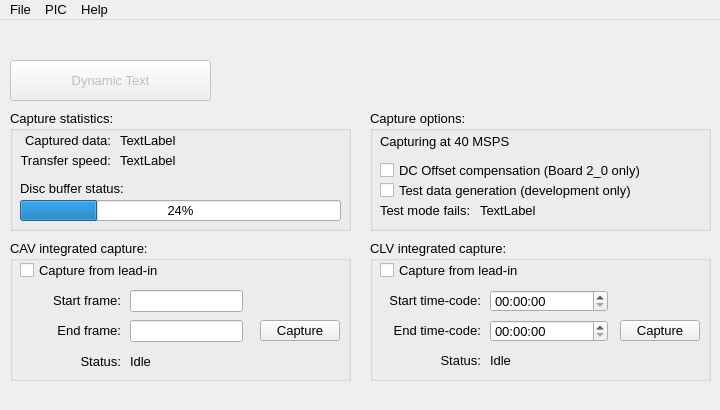
Qt form Linux-Application/DomesdayDuplicator/mainwindow.ui (simoninns/DomesdayDuplicator-gui-app) before a commit.
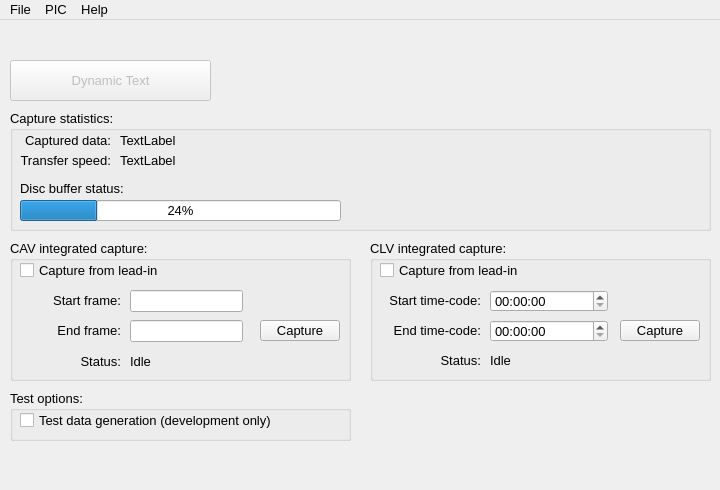
The same form after that commit. Icons and pictures are not drawn.

What changed in the file:
```diff
--- a/Linux-Application/DomesdayDuplicator/mainwindow.ui
+++ b/Linux-Application/DomesdayDuplicator/mainwindow.ui
@@ -7,7 +7,7 @@
     <x>0</x>
     <y>0</y>
     <width>720</width>
-    <height>410</height>
+    <height>490</height>
    </rect>
   </property>
   <property name="sizePolicy">
@@ -19,13 +19,13 @@
   <property name="minimumSize">
    <size>
     <width>720</width>
-    <height>410</height>
+    <height>490</height>
    </size>
   </property>
   <property name="maximumSize">
    <size>
     <width>720</width>
-    <height>410</height>
+    <height>490</height>
    </size>
   </property>
   <property name="font">
@@ -42,7 +42,7 @@
      <rect>
       <x>10</x>
       <y>90</y>
-      <width>341</width>
+      <width>701</width>
       <height>121</height>
      </rect>
     </property>
@@ -137,20 +137,20 @@
    <widget class="QGroupBox" name="optionsGroupBox">
     <property name="geometry">
      <rect>
-      <x>370</x>
-      <y>90</y>
+      <x>10</x>
+      <y>370</y>
       <width>341</width>
-      <height>121</height>
+      <height>51</height>
      </rect>
     </property>
     <property name="title">
-     <string>Capture options:</string>
+     <string>Test options:</string>
     </property>
     <widget class="QCheckBox" name="testModeCheckBox">
      <property name="geometry">
       <rect>
        <x>10</x>
-       <y>70</y>
+       <y>20</y>
        <width>321</width>
        <height>21</height>
       </rect>
@@ -159,61 +159,6 @@
       <string>Test data generation (development only)</string>
      </property>
     </widget>
-    <widget class="QLabel" name="staticLabel3">
-     <property name="geometry">
-      <rect>
-       <x>10</x>
-       <y>90</y>
-       <width>101</width>
-       <height>20</height>
-      </rect>
-     </property>
-     <property name="text">
-      <string>Test mode fails:</string>
-     </property>
-     <property name="alignment">
-      <set>Qt::AlignLeading|Qt::AlignLeft|Qt::AlignVCenter</set>
-     </property>
-    </widget>
-    <widget class="QLabel" name="testModeFailLabel">
-     <property name="geometry">
-      <rect>
-       <x>110</x>
-       <y>90</y>
-       <width>221</width>
-       <height>20</height>
-      </rect>
-     </property>
-     <property name="text">
-      <string>TextLabel</string>
-     </property>
-    </widget>
-    <widget class="QCheckBox" name="dcOffsetCheckBox">
-     <property name="geometry">
-      <rect>
-       <x>10</x>
-       <y>50</y>
-       <width>321</width>
-       <height>20</height>
-      </rect>
-     </property>
-     <property name="text">
-      <string>DC Offset compensation (Board 2_0 only)</string>
-     </property>
-    </widget>
-    <widget class="QLabel" name="statucLabel4">
-     <property name="geometry">
-      <rect>
-       <x>10</x>
-       <y>21</y>
-       <width>321</width>
-       <height>20</height>
-      </rect>
-     </property>
-     <property name="text">
-      <string>Capturing at 40 MSPS</string>
-     </property>
-    </widget>
    </widget>
    <widget class="QGroupBox" name="cavIntegratedCaptureGroupBox">
     <property name="geometry">
```
